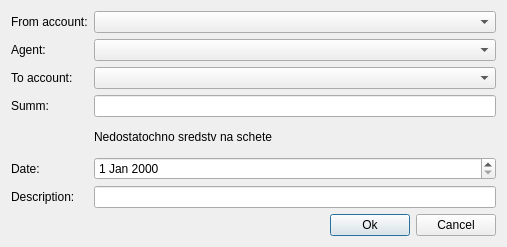
The window that editoperation.ui (sergey196510/mycash) describes before a commit, drawn with Qt 5.
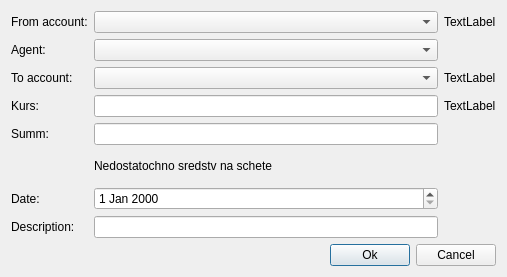
The same window after the commit. Custom widgets are drawn as their Qt base class.

The edit to the form file:
```diff
--- a/editoperation.ui
+++ b/editoperation.ui
@@ -7,7 +7,7 @@
     <x>0</x>
     <y>0</y>
     <width>507</width>
-    <height>247</height>
+    <height>277</height>
    </rect>
   </property>
   <property name="windowTitle">
@@ -16,14 +16,40 @@
   <layout class="QVBoxLayout" name="verticalLayout">
    <item>
     <layout class="QGridLayout" name="gridLayout">
-     <item row="6" column="0">
+     <item row="0" column="2">
+      <widget class="QLabel" name="from_cod">
+       <property name="text">
+        <string>TextLabel</string>
+       </property>
+      </widget>
+     </item>
+     <item row="6" column="1">
+      <widget class="MyDateEdit" name="dateEdit"/>
+     </item>
+     <item row="2" column="0">
+      <widget class="QLabel" name="label_2">
+       <property name="text">
+        <string>To account:</string>
+       </property>
+      </widget>
+     </item>
+     <item row="2" column="1">
+      <widget class="AccountComboBox" name="to_Account"/>
+     </item>
+     <item row="1" column="1">
+      <widget class="AgentComboBox" name="agent_comboBox"/>
+     </item>
+     <item row="4" column="1">
+      <widget class="currencyEdit" name="summSpinBox"/>
+     </item>
+     <item row="7" column="0">
       <widget class="QLabel" name="label_5">
        <property name="text">
         <string>Description:</string>
        </property>
       </widget>
      </item>
-     <item row="5" column="0">
+     <item row="6" column="0">
       <widget class="QLabel" name="label_4">
        <property name="text">
         <string>Date:</string>
@@ -33,7 +59,7 @@
      <item row="0" column="1">
       <widget class="AccountComboBox" name="from_account"/>
      </item>
-     <item row="6" column="1">
+     <item row="7" column="1">
       <widget class="QLineEdit" name="descrEdit"/>
      </item>
      <item row="1" column="0">
@@ -43,25 +69,6 @@
        </property>
       </widget>
      </item>
-     <item row="1" column="1">
-      <widget class="AgentComboBox" name="agent_comboBox"/>
-     </item>
-     <item row="3" column="1">
-      <widget class="currencyEdit" name="summSpinBox"/>
-     </item>
-     <item row="5" column="1">
-      <widget class="MyDateEdit" name="dateEdit"/>
-     </item>
-     <item row="2" column="0">
-      <widget class="QLabel" name="label_2">
-       <property name="text">
-        <string>To account:</string>
-       </property>
-      </widget>
-     </item>
-     <item row="2" column="1">
-      <widget class="AccountComboBox" name="to_Account"/>
-     </item>
      <item row="0" column="0">
       <widget class="QLabel" name="label">
        <property name="text">
@@ -69,20 +76,44 @@
        </property>
       </widget>
      </item>
-     <item row="3" column="0">
+     <item row="4" column="0">
       <widget class="QLabel" name="label_3">
        <property name="text">
         <string>Summ:</string>
        </property>
       </widget>
      </item>
-     <item row="4" column="1">
+     <item row="5" column="1">
       <widget class="QLabel" name="warning">
        <property name="text">
         <string>Nedostatochno sredstv na schete</string>
        </property>
       </widget>
      </item>
+     <item row="2" column="2">
+      <widget class="QLabel" name="to_cod">
+       <property name="text">
+        <string>TextLabel</string>
+       </property>
+      </widget>
+     </item>
+     <item row="3" column="0">
+      <widget class="QLabel" name="label_7">
+       <property name="text">
+        <string>Kurs:</string>
+       </property>
+      </widget>
+     </item>
+     <item row="3" column="2">
+      <widget class="QLabel" name="from_to">
+       <property name="text">
+        <string>TextLabel</string>
+       </property>
+      </widget>
+     </item>
+     <item row="3" column="1">
+      <widget class="currencyEdit" name="kursEdit"/>
+     </item>
     </layout>
    </item>
    <item>
```
